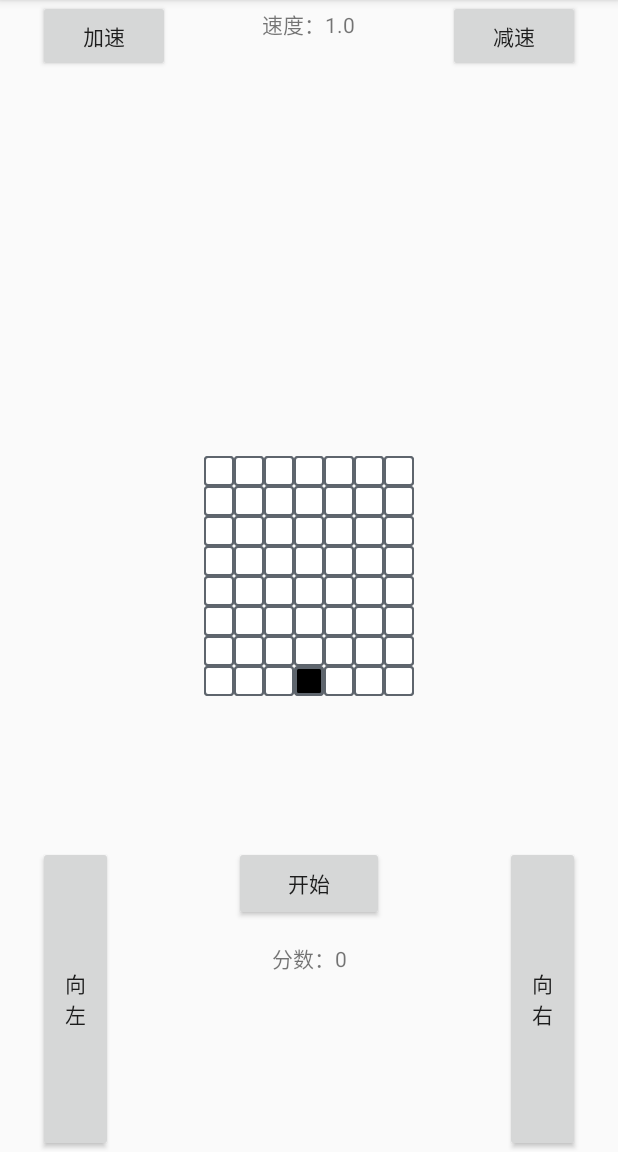
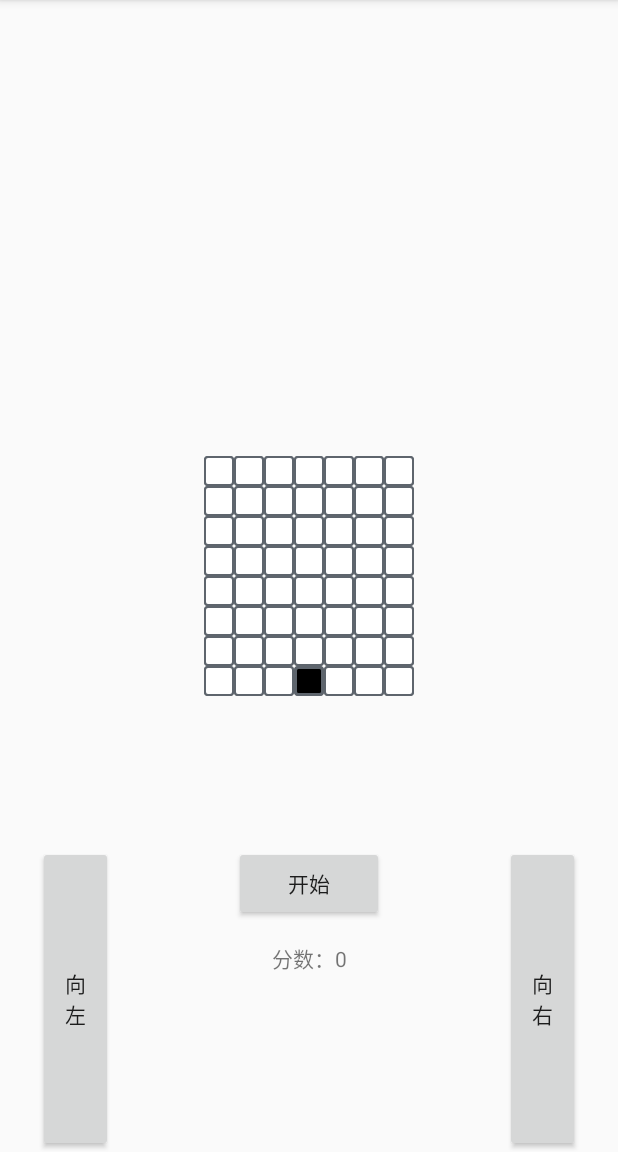
Before and after one commit to Liveinadream/RecyclerViewDemo, an Android app: the GameRecyclerViewActivity screen opened directly, with no data from a screen before it, on a phone screen of 412 x 824 dp, the part 84-1236 px from its top. Run offline under Robolectric (Android 15) with nearby library versions, the phone set to English and light mode, and no system bars.

Commit message:
暂时去除了速度调整功能

```diff
--- a/app/src/main/res/layout/activity_game.xml
+++ b/app/src/main/res/layout/activity_game.xml
@@ -14,7 +14,8 @@
             android:layout_height="wrap_content"
             android:layout_centerHorizontal="true"
             android:padding="5dp"
-            android:text="速度：1.0" />
+            android:text="速度：1.0"
+            android:visibility="gone" />
 
 
         <Button
@@ -24,7 +25,8 @@
             android:layout_alignParentEnd="true"
             android:layout_marginEnd="25dp"
             android:padding="5dp"
-            android:text="减速" />
+            android:text="减速"
+            android:visibility="gone" />
 
 
         <Button
@@ -33,7 +35,8 @@
             android:layout_height="wrap_content"
             android:layout_marginStart="25dp"
             android:padding="5dp"
-            android:text="加速" />
+            android:text="加速"
+            android:visibility="gone" />
 
 
         <android.support.v7.widget.RecyclerView
```
Also changed, not shown: app/src/main/java/com/ztn/recyclerviewdemo/game/GameRecyclerViewActivity.kt (+0 -26 lines).
